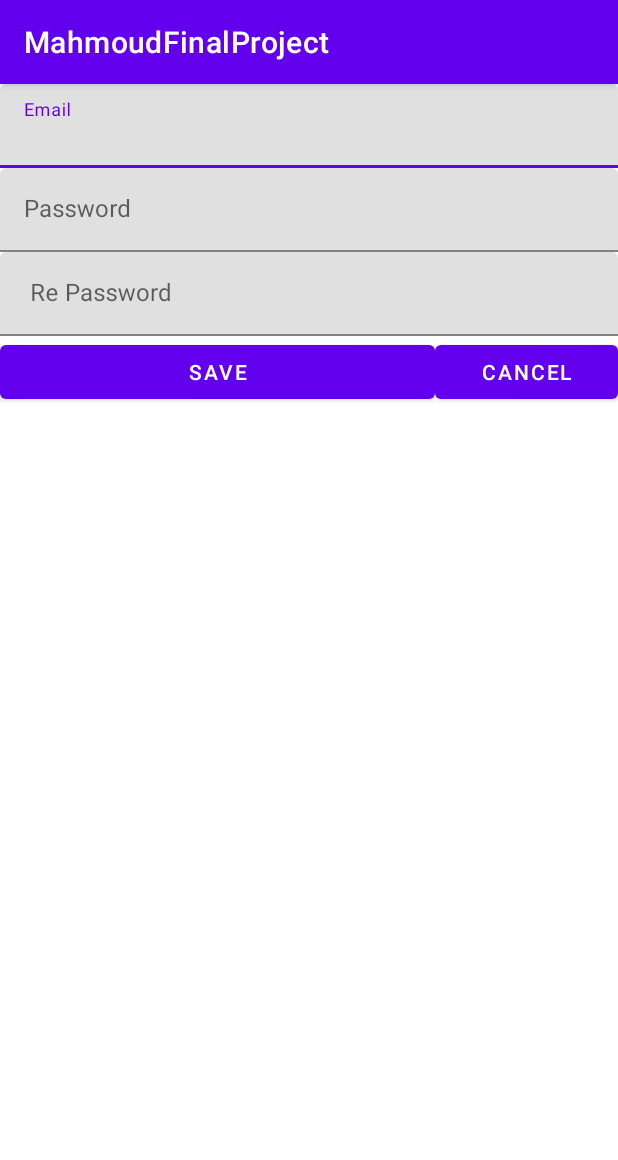
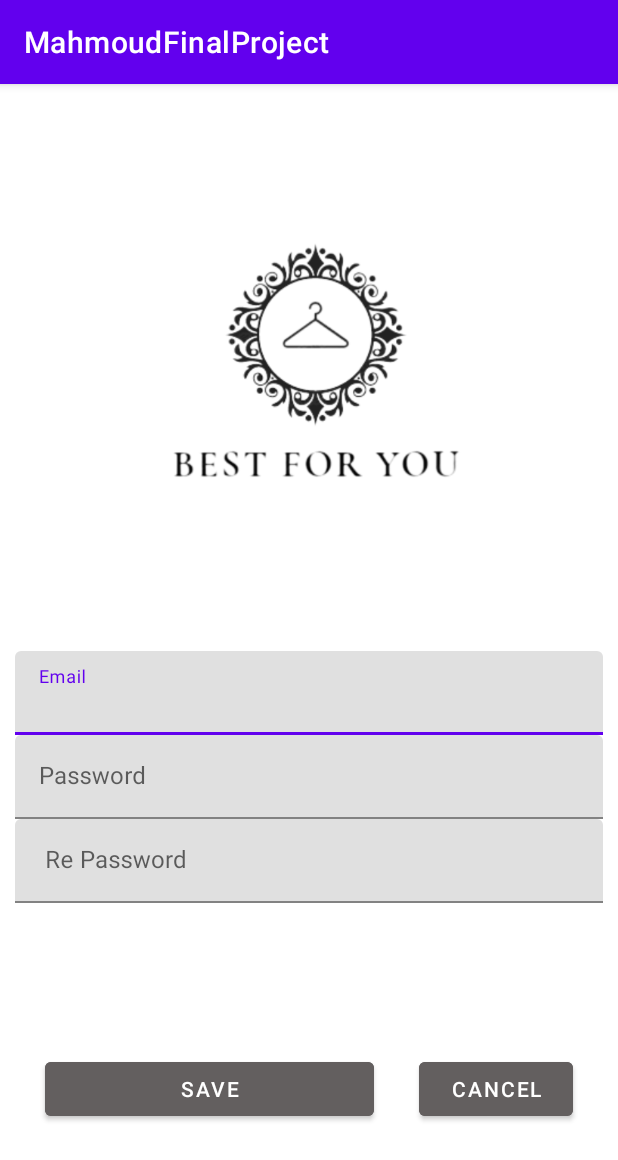
Before and after one commit to MahmoudAli25/MahmoudFinalProject1, an Android app: the screen it shows after launch (SignUp), after a tap on "SIGN UP", on a phone screen of 412 x 824 dp. Shown: the top 1160 px of the screen. Run offline under Robolectric (Android 15) with nearby library versions, the phone set to English and light mode, and no system bars; our stand-ins replace Firebase (no records; nobody signed in at launch, a user with empty details on screens opened directly); 1 other tap on this screen came first.

```diff
--- a/app/build.gradle
+++ b/app/build.gradle
@@ -39,4 +39,9 @@ dependencies {
     testImplementation 'junit:junit:4.13.2'
     androidTestImplementation 'androidx.test.ext:junit:1.1.3'
     androidTestImplementation 'androidx.test.espresso:espresso-core:3.4.0'
+
+
+
+
+
 }
--- a/app/src/main/java/mahmoud/mahmoudfinalproject/SplashScreen.java
+++ b/app/src/main/java/mahmoud/mahmoudfinalproject/SplashScreen.java
@@ -7,6 +7,8 @@ import android.os.Bundle;
 import android.os.Handler;
 import android.view.View;
 import android.widget.Button;
+
+import com.google.firebase.auth.FirebaseAuth;
 
 public class SplashScreen extends AppCompatActivity
 {
@@ -22,9 +24,19 @@ public class SplashScreen extends AppCompatActivity
             @Override
             public void run()
             {
-                Intent i= new Intent(SplashScreen.this,SignIn.class);
-                startActivity(i);
-                finish();
+                FirebaseAuth auth=FirebaseAuth.getInstance();
+                if (auth.getCurrentUser()==null)
+                {
+                    Intent i = new Intent(SplashScreen.this, SignIn.class);
+                    startActivity(i);
+                    finish();
+                }
+                else
+                {
+                    Intent i = new Intent(SplashScreen.this, MainActivity.class);
+                    startActivity(i);
+                    finish();
+                }
             }
 
         };
--- a/app/src/main/res/layout/activity_sign_up.xml
+++ b/app/src/main/res/layout/activity_sign_up.xml
@@ -11,9 +11,18 @@
         android:layout_height="wrap_content"
         android:orientation="vertical">
 
+        <ImageView
+            android:id="@+id/IV2"
+            android:layout_width="match_parent"
+            android:layout_height="378dp"
+            android:layout_weight="1"
+            app:srcCompat="@drawable/logo" />
+
         <com.google.android.material.textfield.TextInputLayout
             android:layout_width="match_parent"
-            android:layout_height="match_parent">
+            android:layout_height="match_parent"
+            android:layout_marginLeft="10dp"
+            android:layout_marginRight="10dp">
 
             <com.google.android.material.textfield.TextInputEditText
                 android:id="@+id/ETmup"
@@ -30,6 +39,8 @@
                 android:id="@+id/ETpup"
                 android:layout_width="match_parent"
                 android:layout_height="wrap_content"
+                android:layout_marginLeft="10dp"
+                android:layout_marginRight="10dp"
                 android:hint="Password" />
         </com.google.android.material.textfield.TextInputLayout>
 
@@ -41,6 +52,8 @@
                 android:id="@+id/ETreup"
                 android:layout_width="match_parent"
                 android:layout_height="wrap_content"
+                android:layout_marginLeft="10dp"
+                android:layout_marginRight="10dp"
                 android:hint=" Re Password" />
 
         </com.google.android.material.textfield.TextInputLayout>
@@ -48,20 +61,26 @@
         <LinearLayout
             android:layout_width="match_parent"
             android:layout_height="match_parent"
+            android:layout_marginTop="100dp"
             android:orientation="horizontal">
 
             <Button
                 android:id="@+id/BNsave"
                 android:layout_width="260dp"
                 android:layout_height="wrap_content"
+                android:layout_marginLeft="30dp"
+                android:layout_marginRight="30dp"
                 android:layout_weight="1"
+                android:backgroundTint="#635F5F"
                 android:text="Save" />
 
             <Button
                 android:id="@+id/BNcan"
-                android:layout_width="wrap_content"
+                android:layout_width="144dp"
                 android:layout_height="wrap_content"
+                android:layout_marginRight="30dp"
                 android:layout_weight="1"
+                android:backgroundTint="#635F5F"
                 android:text="Cancel" />
         </LinearLayout>
 
--- a/build.gradle
+++ b/build.gradle
@@ -1,5 +1,6 @@
 buildscript {
-    dependencies {
+    dependencies
+            {
         classpath 'com.google.gms:google-services:4.3.14'
     }
 }// Top-level build file where you can add configuration options common to all sub-projects/modules.
@@ -10,4 +11,5 @@ plugins {
 
 task clean(type: Delete) {
     delete rootProject.buildDir
+
 }
```
Also changed, not shown: app/src/main/java/mahmoud/mahmoudfinalproject/MainActivity.java (+7 -0 lines), app/src/main/res/layout/activity_sign_in.xml (+6 -1 lines), app/src/main/res/layout/activity_splash_screen.xml (+9 -9 lines), app/src/main/res/drawable-v24/img.png (added), app/src/main/res/drawable-v24/loading.gif (added), app/src/main/res/drawable-v24/logo.png (renamed from app/src/main/res/drawable-xhdpi/Logo2.png), app/src/main/res/drawable-xhdpi/Logo.png (deleted).
